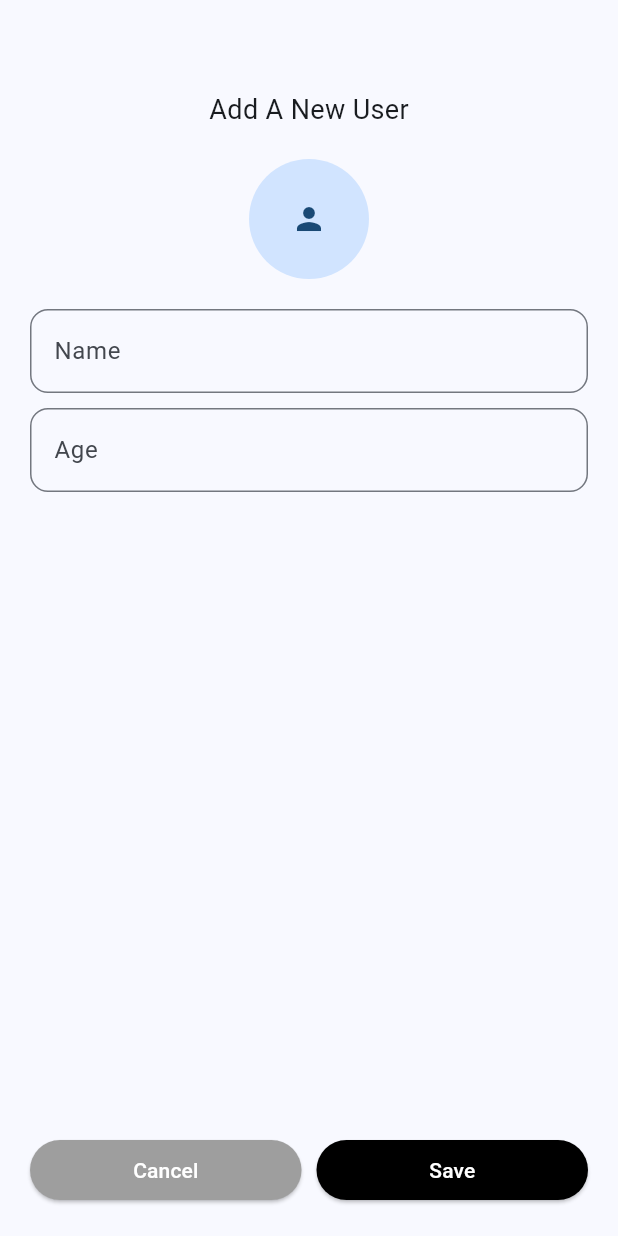
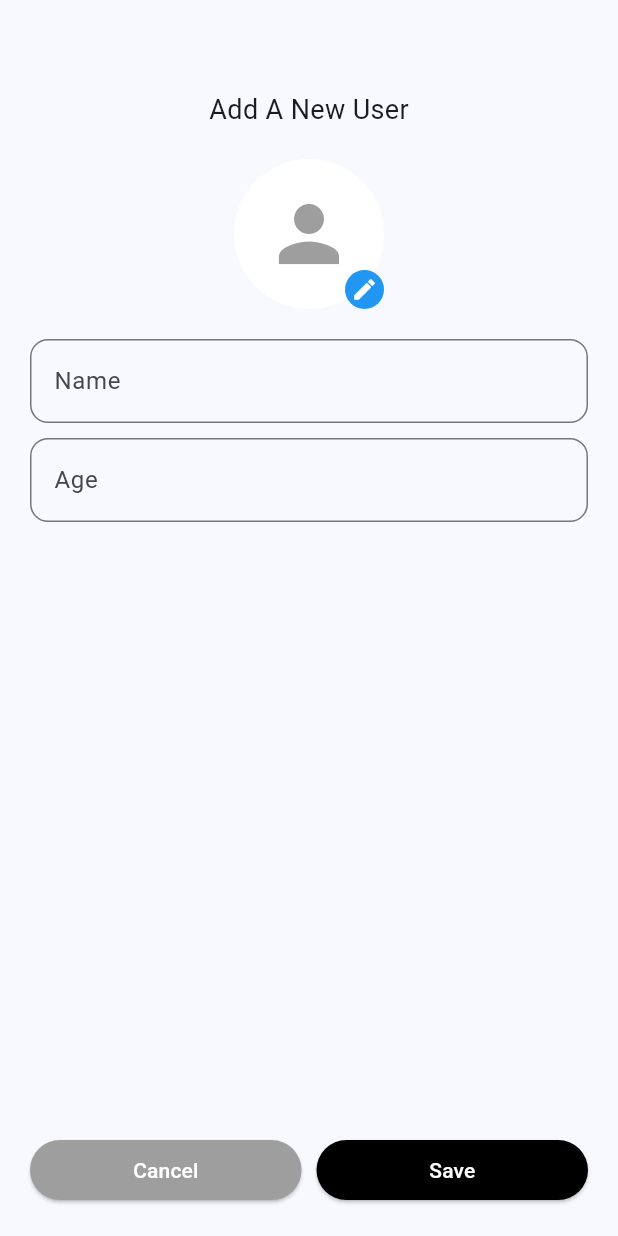
Before and after one commit to JamsheedOzzr/totalx_task, a Flutter app: the HomeScreen screen opened directly, after a tap on the "add" icon, on a phone screen of 412 x 824 dp. Run offline on Flutter 3.47's test engine with Material 3 defaults, Android fonts, the phone set to English and light mode, and no system bars; our stand-ins replace image_picker, pinput; missing offline and left inert: sendotp_flutter_sdk.

Commit message:
bug fixing

```diff
--- a/lib/views/home/add_user_screen.dart
+++ b/lib/views/home/add_user_screen.dart
@@ -101,17 +101,44 @@ class _AddUserScreenState extends State<AddUserScreen> {
                             style: TextStyle(fontSize: 18)),
 
                         const SizedBox(height: 20),
-
-                        GestureDetector(
+                        Center(
+                          child: GestureDetector(
                             onTap: _pickImage,
+                            child: Stack(
+                              children: [
+                                CircleAvatar(
+                                  radius: 50,
+                                  backgroundColor: Colors.white,
                                   child: CircleAvatar(
-                            radius: 40,
+                                    radius: 48,
+                                    backgroundColor: Colors.white,
                                     backgroundImage: _selectedImage != null
                                         ? FileImage(_selectedImage!)
                                         : null,
                                     child: _selectedImage == null
-                                ? const Icon(Icons.person)
+                                        ? const Icon(Icons.person,
+                                            size: 60, color: Colors.grey)
                                         : null,
+                                  ),
+                                ),
+                                Positioned(
+                                  bottom: 0,
+                                  right: 0,
+                                  child: Container(
+                                    padding: const EdgeInsets.all(4),
+                                    decoration: const BoxDecoration(
+                                      color: Colors.blue,
+                                      shape: BoxShape.circle,
+                                    ),
+                                    child: const Icon(
+                                      Icons.edit,
+                                      color: Colors.white,
+                                      size: 18,
+                                    ),
+                                  ),
+                                ),
+                              ],
+                            ),
                           ),
                         ),
 
--- a/lib/views/home/home_screen.dart
+++ b/lib/views/home/home_screen.dart
@@ -113,9 +113,15 @@ class _HomeScreenState extends State<HomeScreen> {
               child: Row(
                 mainAxisAlignment: MainAxisAlignment.spaceBetween,
                 children: [
-                  const Text(
-                    "Nilambur",
-                    style: TextStyle(color: Colors.white, fontSize: 16),
+                  Row(
+                    children: [
+                      const Icon(Icons.location_on, color: Colors.white, size: 18),
+                      const SizedBox(width: 4),
+                      const Text(
+                        "Nilambur",
+                        style: TextStyle(color: Colors.white, fontSize: 16),
+                      ),
+                    ],
                   ),
                   IconButton(
                     onPressed: () {
```
Lines whose indentation alone changed are shown as unchanged.
